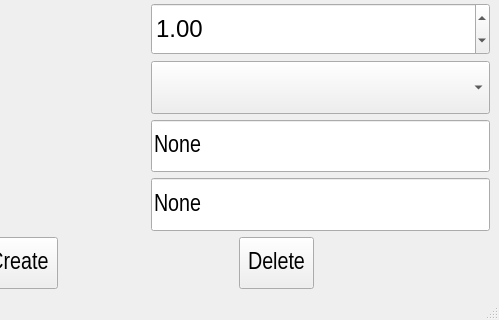
Before: the Qt Designer form bind/ui/setup/chain_ui.ui in MuZiMuZi/muziToolset, drawn with Qt 5; both pictures show x 204 to 703 and y 299 to 619 of the 703 by 619 pixel window.
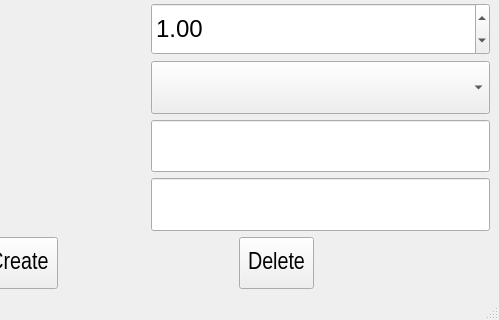
After: the same form once the commit is applied.

The edit to the form file:
```diff
--- a/bind/ui/setup/chain_ui.ui
+++ b/bind/ui/setup/chain_ui.ui
@@ -382,9 +382,6 @@
             <pointsize>18</pointsize>
            </font>
           </property>
-          <property name="text">
-           <string>None</string>
-          </property>
          </widget>
         </item>
        </layout>
@@ -432,9 +429,6 @@
             <pointsize>18</pointsize>
            </font>
           </property>
-          <property name="text">
-           <string>None</string>
-          </property>
          </widget>
         </item>
        </layout>
```
